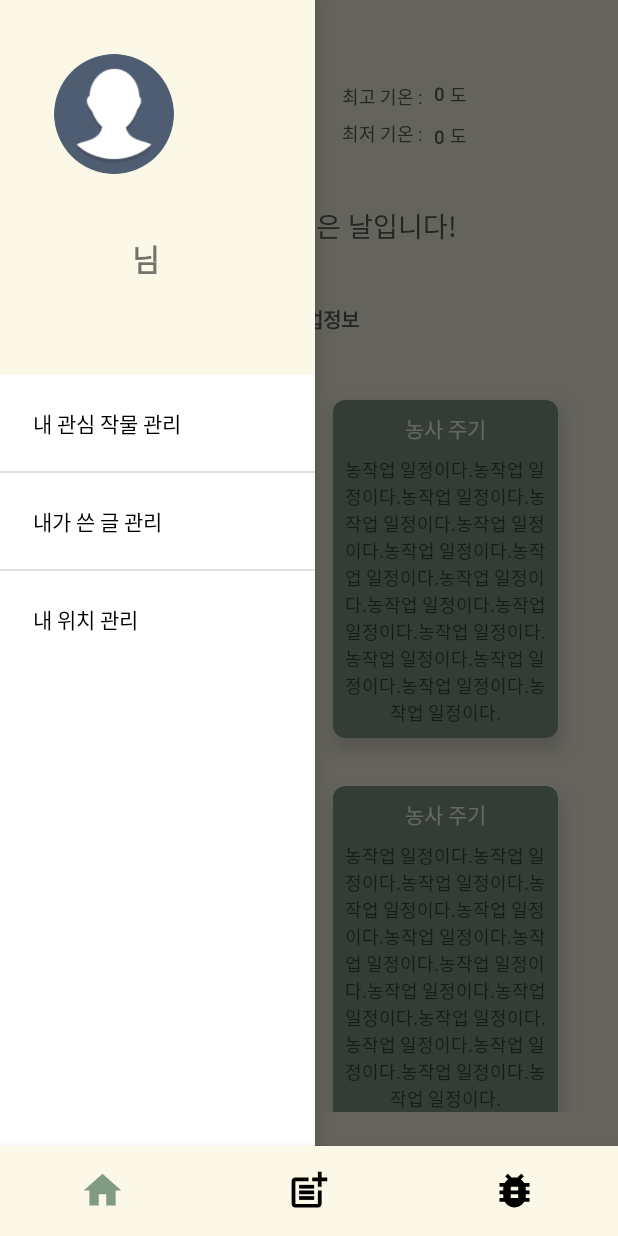
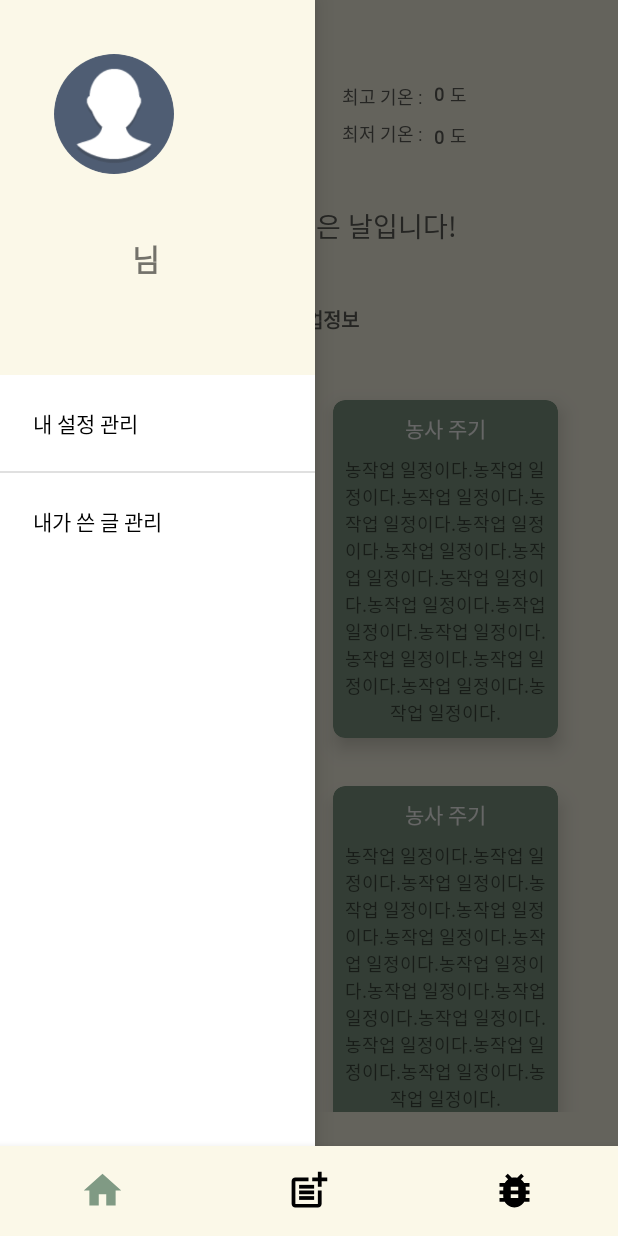
Before and after one commit to keemyujeong/TP11PlantOrNot, an Android app: the screen it shows after launch (MainActivity), with the side drawer open, on a phone screen of 412 x 824 dp. Run offline under Robolectric (Android 15) with nearby library versions, the phone set to English and light mode, and no system bars; our stand-ins replace CircleImageView; libraries missing offline, so code that uses them is left out: com.kakao.util, net.daum.mf; pictures from the network do not load; 13 statements that could not run were skipped.

Commit message:
dev 11/23

```diff
--- a/app/src/main/res/menu/nav.xml
+++ b/app/src/main/res/menu/nav.xml
@@ -2,8 +2,8 @@
 <menu xmlns:android="http://schemas.android.com/apk/res/android">
     <group android:id="@+id/plant"
         android:checkableBehavior="single">
-        <item android:id="@+id/menu_selectplant"
-            android:title="내 관심 작물 관리"
+        <item android:id="@+id/menu_setting"
+            android:title="내 설정 관리"
             />
     </group>
     <group android:id="@+id/post"
@@ -12,12 +12,6 @@
             android:title="내가 쓴 글 관리"
             />
     </group>
-    <group android:id="@+id/location"
-        android:checkableBehavior="single">
-        <item android:id="@+id/menu_location"
-            android:title="내 위치 관리"
-            />
-    </group>
 
 
 </menu>
```
Also changed, not shown: app/src/main/java/com/kyjsoft/tp11plantornot/HomeFragment.kt (+2 -7 lines).
